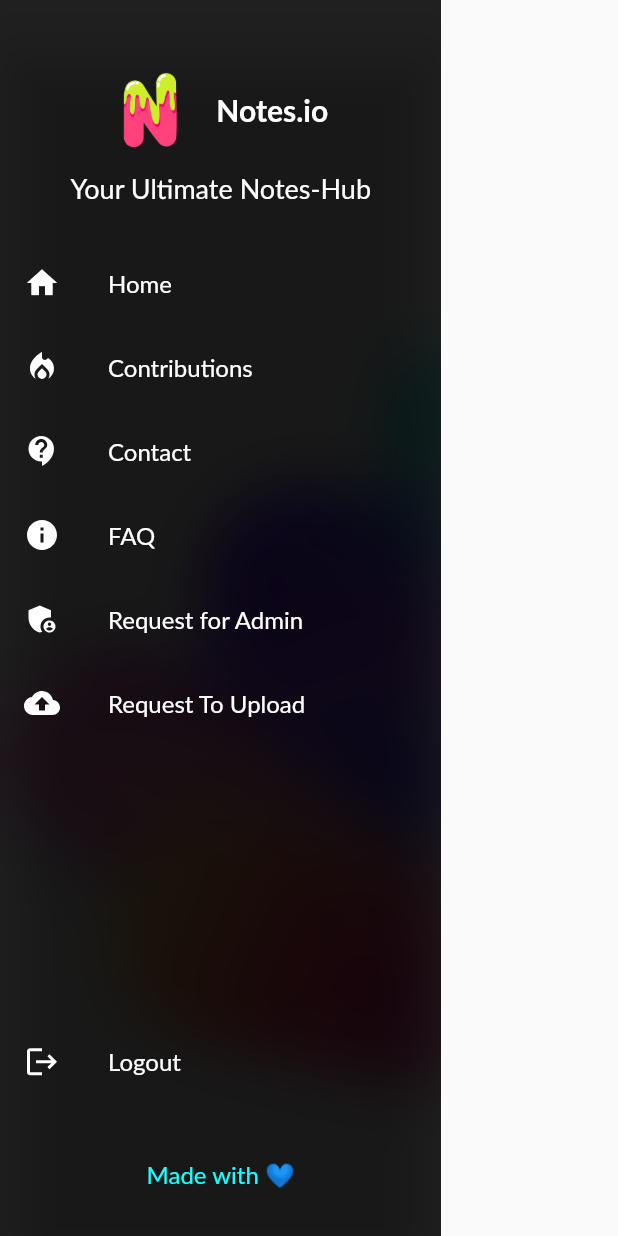
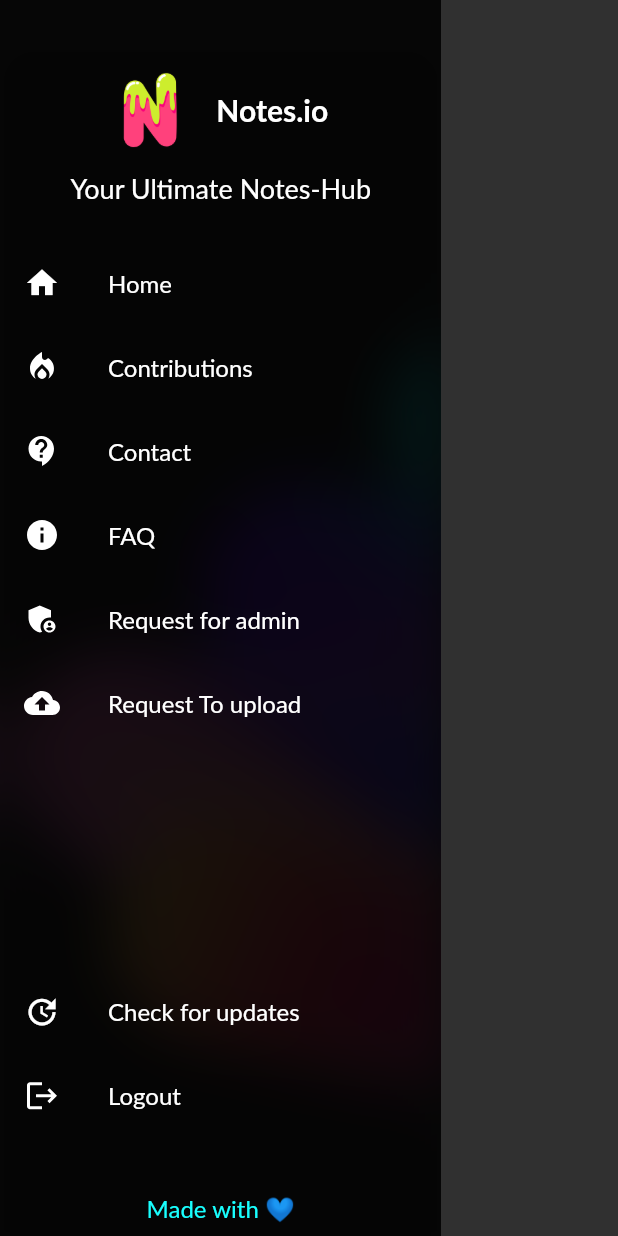
Before and after one commit to BigAchiever/Notes-IO, a Flutter app: the CustomDrawer widget shown alone on an empty page, opened directly, on a phone screen of 412 x 824 dp. Run offline on Flutter 3.47's test engine with Material 2 defaults, Android fonts, the phone set to English and light mode, and no system bars; drawn by our look-alikes of flutter_animate; our stand-ins replace audioplayers, cloud_firestore, confetti, connectivity, file_picker, firebase_auth and 7 more; missing offline and left inert: pdftron_flutter; accounts and stored records are empty; network calls fail; Roboto replaces fonts that are missing (Lato).

Commit message:
Customized the Screen according to the brightness of the device

```diff
--- a/lib/drawer.dart
+++ b/lib/drawer.dart
@@ -178,7 +178,7 @@ class _CustomDrawerState extends State<CustomDrawer> {
                               color: Colors.white,
                             ).animate(delay: 400.milliseconds).flipH(),
                             title: const Text(
-                              'Request for Admin',
+                              'Request for admin',
                               style: TextStyle(color: Colors.white),
                             ),
                             onTap: () async {
@@ -194,7 +194,7 @@ class _CustomDrawerState extends State<CustomDrawer> {
                               color: Colors.white,
                             ).animate(delay: 400.milliseconds).flipH(),
                             title: const Text(
-                              'Request To Upload',
+                              'Request To upload',
                               style: TextStyle(color: Colors.white),
                             ),
                             onTap: () async {
@@ -204,7 +204,21 @@ class _CustomDrawerState extends State<CustomDrawer> {
                             },
                           ),
                           Container(
-                            height: size.height / 4.5,
+                            height: size.height / 5.5,
+                          ),
+                          ListTile(
+                            leading: const Icon(Icons.update)
+                                .animate(delay: 400.milliseconds)
+                                .flipH(),
+                            title: const Text(
+                              'Check for updates',
+                              style: TextStyle(color: Colors.white),
+                            ),
+                            onTap: () async {
+                              const url =
+                                  'https://docs.google.com/forms/d/e/1FAIpQLSeQDB8mJzl5STr_QTOfpZVPNx-jEIAR9MtWrR4GMP-9LGO6Gw/viewform?usp=sf_link';
+                              await launch(url);
+                            },
                           ),
                           ListTile(
                             leading: SvgPicture.asset(
--- a/lib/files_screen.dart
+++ b/lib/files_screen.dart
@@ -356,6 +356,7 @@ class _FileScreenState extends State<FileScreen> {
               : Transform.translate(
                   offset: const Offset(0, -20),
                   child: FloatingActionButton(
+                    heroTag: "File screen button",
                     onPressed: () {
                       showModalBottomSheet(
                         elevation: 3,
--- a/lib/home_screen.dart
+++ b/lib/home_screen.dart
@@ -227,6 +227,7 @@ class _HomeScreenState extends State<HomeScreen>
                 title: TextField(
                   autofocus: false,
                   decoration: InputDecoration(
+                    hintStyle: TextStyle(color: Colors.white54),
                     hintText: 'Search your Branch',
                     border: OutlineInputBorder(
                       borderRadius: BorderRadius.circular(30.0),
@@ -443,6 +444,7 @@ class _HomeScreenState extends State<HomeScreen>
                   : Transform.translate(
                       offset: const Offset(0, -20),
                       child: FloatingActionButton(
+                        heroTag: "home screen button",
                         onPressed: () {
                           showModalBottomSheet(
                             elevation: 3,
--- a/lib/main.dart
+++ b/lib/main.dart
@@ -61,6 +61,7 @@ class MyApp extends StatelessWidget {
     return MaterialApp(
       debugShowCheckedModeBanner: false,
       theme: ThemeData(
+        brightness: Brightness.dark,
         primarySwatch: Colors.blue,
         fontFamily: 'Lato',
       ),
--- a/lib/subfolder_screen.dart
+++ b/lib/subfolder_screen.dart
@@ -291,6 +291,7 @@ class _FolderScreenState extends State<FolderScreen> {
             : Transform.translate(
                 offset: const Offset(0, -20),
                 child: FloatingActionButton(
+                  heroTag: "Subfolder screen button",
                   onPressed: () {
                     showModalBottomSheet(
                       elevation: 3,
```
Also changed, not shown: lib/authentication.dart (+8 -2 lines), lib/dialoguebox.dart (+8 -8 lines).
